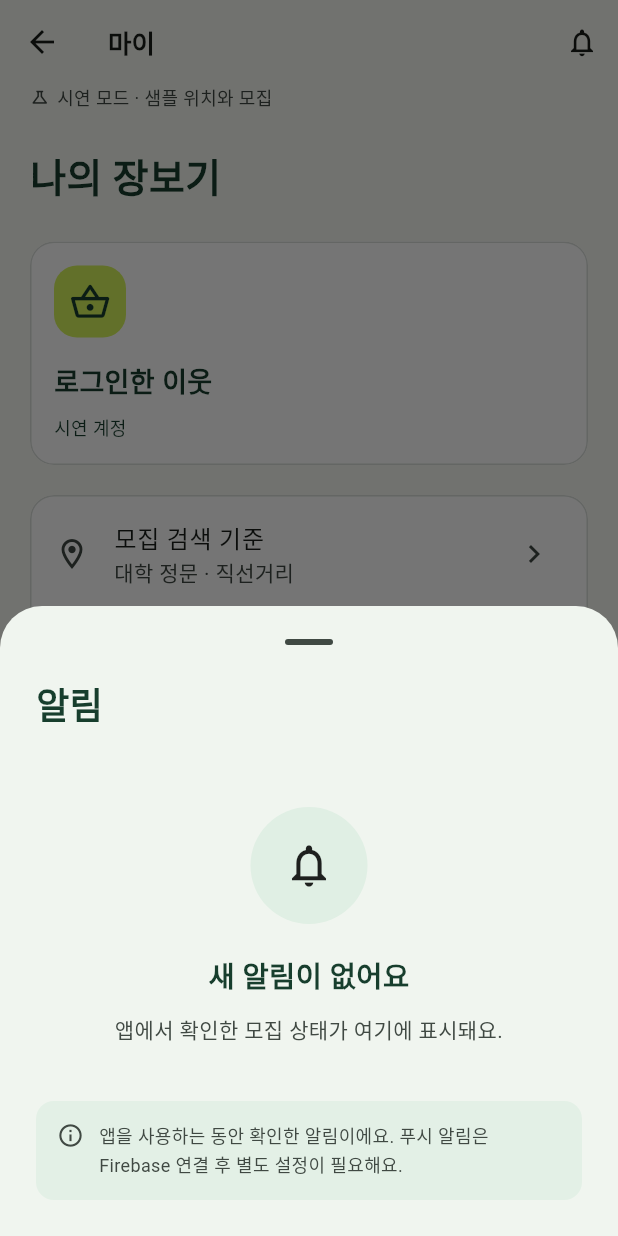
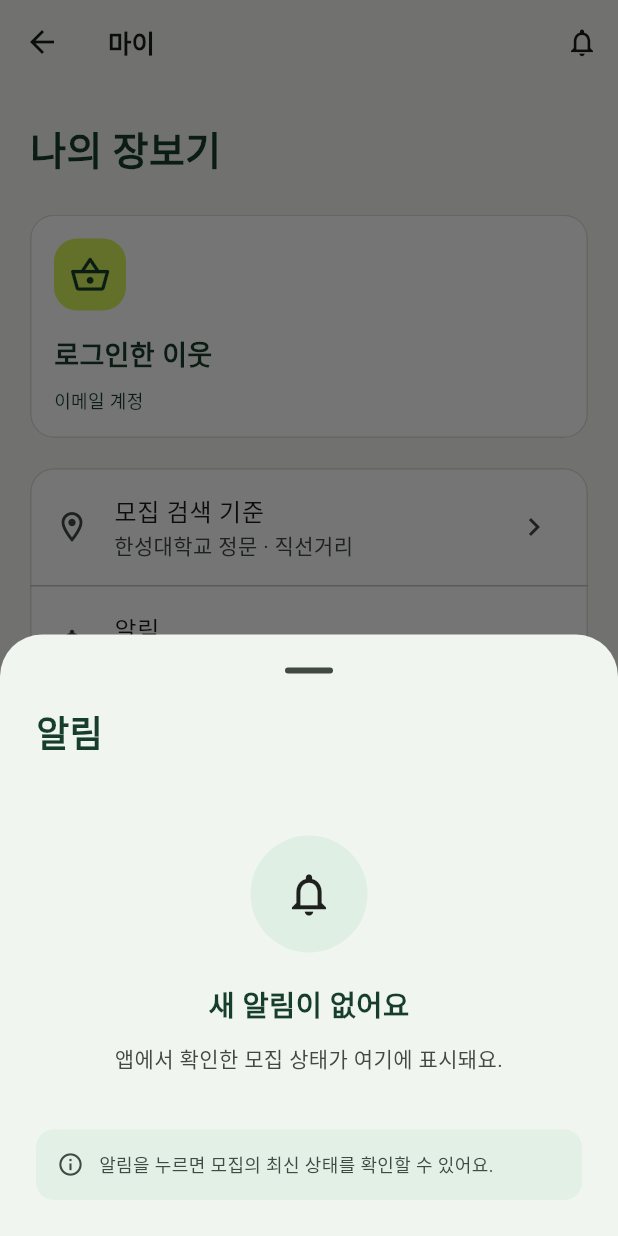
Before and after one commit to sasiljangnan2/Android_Project, a Flutter app: the HomeScreen screen opened directly with empty values, item 4 of the bottom bar chosen, after a tap on "알림", on a phone screen of 412 x 824 dp. Run offline on Flutter 3.47's test engine with Material 3 defaults, Android fonts, the phone set to English and light mode, and no system bars; our stand-ins replace cloud_firestore, cloud_functions, firebase_auth, firebase_core, firebase_storage, flutter_map and 3 more; accounts and stored records are empty; Roboto replaces fonts that are missing (Pretendard).

Commit message:
fix(app): 한성대 지도와 촬영용 화면 문구 정리

```diff
--- a/config/firebase.example.json
+++ b/config/firebase.example.json
@@ -6,7 +6,7 @@
   "FIREBASE_PROJECT_ID": "",
   "FIREBASE_STORAGE_BUCKET": "",
   "FIREBASE_AUTH_DOMAIN": "",
-  "GATE_NAME": "대학 정문",
+  "GATE_NAME": "한성대학교 정문",
   "GATE_LAT": "",
   "GATE_LNG": ""
 }
--- a/lib/core/config.dart
+++ b/lib/core/config.dart
@@ -1,13 +1,15 @@
 import 'package:latlong2/latlong.dart';
 
 abstract final class AppConfig {
-  static const demoGate = LatLng(37.5665, 126.9780);
+  // Hansung University's official campus map: 정문(안내실), building ID 4.
+  // https://www.hansung.ac.kr/campusMap/hansung/view.do
+  static const demoGate = LatLng(37.58323278825486, 127.01038751364028);
   static const live = bool.fromEnvironment('USE_FIREBASE');
   static const gateLat = String.fromEnvironment('GATE_LAT');
   static const gateLng = String.fromEnvironment('GATE_LNG');
   static const gateName = String.fromEnvironment(
     'GATE_NAME',
-    defaultValue: '대학 정문',
+    defaultValue: '한성대학교 정문',
   );
   static LatLng get gate {
     if (!live) return demoGate;
--- a/lib/features/auth/presentation/auth_screen.dart
+++ b/lib/features/auth/presentation/auth_screen.dart
@@ -210,18 +210,12 @@ class _AuthScreenState extends State<AuthScreen> {
                         _register ? '이미 계정이 있나요? 로그인' : '처음 오셨나요? 회원가입',
                       ),
                     ),
-                    if (widget.repository.isDemo) ...[
-                      const SizedBox(height: 22),
-                      const Notice(
-                        '시연 모드 · 가입한 계정과 데이터는 앱을 종료하면 사라져요. 실제 Firebase 계정은 생성되지 않아요.',
+                    if (widget.repository.isDemo && !_register)
+                      TextButton(
+                        key: const Key('demo-login'),
+                        onPressed: _busy ? null : () => _submit(demo: true),
+                        child: const Text('바로 시작하기'),
                       ),
-                      if (!_register)
-                        TextButton(
-                          key: const Key('demo-login'),
-                          onPressed: _busy ? null : () => _submit(demo: true),
-                          child: const Text('시연 계정으로 둘러보기'),
-                        ),
-                    ],
                   ],
                 ),
               ),
--- a/lib/features/recruitment/data/demo_data.dart
+++ b/lib/features/recruitment/data/demo_data.dart
@@ -48,7 +48,7 @@ Map<String, Map<String, dynamic>> demoRecruitments(DateTime now) {
       members: ['demo-owner', 'demo-neighbor'],
       northMeters: 445,
       hours: 8,
-      place: '시연 정문 앞',
+      place: '정문 앞',
     ),
     item(
       id: 'demo-1',
@@ -60,7 +60,7 @@ Map<String, Map<String, dynamic>> demoRecruitments(DateTime now) {
       members: ['demo-owner'],
       northMeters: 712,
       hours: 20,
-      place: '시연 학생회관 앞',
+      place: '학생회관 앞',
       strawberries: true,
     ),
     item(
@@ -74,7 +74,7 @@ Map<String, Map<String, dynamic>> demoRecruitments(DateTime now) {
       members: [demoUserId, 'demo-neighbor-2', 'demo-neighbor-3'],
       northMeters: 760,
       hours: 12,
-      place: '시연 도서관 앞 벤치',
+      place: '도서관 앞 벤치',
     ),
     item(
       id: 'demo-joined-open',
@@ -87,7 +87,7 @@ Map<String, Map<String, dynamic>> demoRecruitments(DateTime now) {
       members: ['demo-owner-2', demoUserId],
       northMeters: 850,
       hours: 16,
-      place: '시연 기숙사 입구',
+      place: '기숙사 입구',
       strawberries: true,
     ),
     item(
@@ -101,7 +101,7 @@ Map<String, Map<String, dynamic>> demoRecruitments(DateTime now) {
       members: ['demo-owner-3', demoUserId, 'demo-neighbor-4'],
       northMeters: 1200,
       hours: 24,
-      place: '시연 정문 오른쪽 벤치',
+      place: '정문 오른쪽 벤치',
       status: 'matched',
     ),
     item(
@@ -115,7 +115,7 @@ Map<String, Map<String, dynamic>> demoRecruitments(DateTime now) {
       members: [demoUserId, 'demo-neighbor-5', 'demo-neighbor-6'],
       northMeters: 1500,
       hours: 30,
-      place: '시연 중앙광장',
+      place: '중앙광장',
       status: 'matched',
     ),
     item(
@@ -129,7 +129,7 @@ Map<String, Map<String, dynamic>> demoRecruitments(DateTime now) {
       members: ['demo-owner-4', demoUserId],
       northMeters: 1750,
       hours: -2,
-      place: '시연 후문 편의점 앞',
+      place: '후문 편의점 앞',
       status: 'cancelled',
       strawberries: true,
     ),
@@ -144,7 +144,7 @@ Map<String, Map<String, dynamic>> demoRecruitments(DateTime now) {
       members: [demoUserId, 'demo-neighbor-7'],
       northMeters: 1900,
       hours: -6,
-      place: '시연 체육관 입구',
+      place: '체육관 입구',
       status: 'cancelled',
       strawberries: true,
     ),
--- a/lib/features/recruitment/data/demo_repository.dart
+++ b/lib/features/recruitment/data/demo_repository.dart
@@ -19,7 +19,7 @@ class DemoRepository implements RecruitmentRepository {
     _items.addAll(demoRecruitments(now));
     _messages.addAll(demoMessages(now));
   }
-  static const demoEmail = 'demo@hungry.local', demoPassword = 'Demo1234!';
+  static const demoEmail = 'student@example.com', demoPassword = 'Demo1234!';
   final _events = StreamController<String?>.broadcast();
   final Map<String, ({String uid, String salt, String hash})> _accounts = {};
   final Map<String, Map<String, dynamic>> _items = {};
--- a/lib/features/recruitment/presentation/home_screen.dart
+++ b/lib/features/recruitment/presentation/home_screen.dart
@@ -215,9 +215,7 @@ class _HomeScreenState extends State<HomeScreen> {
               trailing: const Icon(Icons.chevron_right),
               onTap: () => Navigator.pop(context, n.id),
             ),
-          const Notice(
-            '앱을 사용하는 동안 확인한 알림이에요. 푸시 알림은 Firebase 연결 후 별도 설정이 필요해요.',
-          ),
+          const Notice('알림을 누르면 모집의 최신 상태를 확인할 수 있어요.'),
         ],
       ),
     );
@@ -245,11 +243,7 @@ class _HomeScreenState extends State<HomeScreen> {
       context: context,
       builder: (c) => AlertDialog(
         title: const Text('앱을 종료할까요?'),
-        content: Text(
-          widget.repository.isDemo
-              ? '시연 계정과 데이터는 앱을 종료하면 사라져요.'
-              : '다음에 또 함께 나눠요.',
-        ),
+        content: const Text('다음에 또 함께 나눠요.'),
         actions: [
           TextButton(
             onPressed: () => Navigator.pop(c, false),
@@ -672,10 +666,7 @@ class _HomeScreenState extends State<HomeScreen> {
               style: const TextStyle(fontSize: 18, fontWeight: FontWeight.w700),
             ),
             const SizedBox(height: 8),
-            Text(
-              widget.repository.isDemo ? '시연 계정' : '이메일 계정',
-              style: const TextStyle(fontSize: 12),
-            ),
+            const Text('이메일 계정', style: TextStyle(fontSize: 12)),
           ],
         ),
       ),
@@ -699,7 +690,7 @@ class _HomeScreenState extends State<HomeScreen> {
               minVerticalPadding: 16,
               leading: const Icon(Icons.notifications_none),
               title: const Text('알림'),
-              subtitle: const Text('앱 내 상태 알림 · 푸시 연결 준비 중'),
+              subtitle: const Text('모집 상태 알림'),
               trailing: const Icon(Icons.chevron_right),
               onTap: _notifications,
             ),
@@ -710,10 +701,6 @@ class _HomeScreenState extends State<HomeScreen> {
       const Notice(
         '이 앱은 함께 구매할 사람을 연결해요. 매칭 완료는 구매·결제 완료가 아니며, 금액을 자동 정산하지 않아요.',
       ),
-      if (widget.repository.isDemo) ...[
-        const SizedBox(height: 12),
-        const Notice('시연 모드 · 계정과 데이터는 앱 실행 중에만 유지돼요. 정문과 모집 위치는 샘플이에요.'),
-      ],
       const SizedBox(height: 24),
       OutlinedButton.icon(
         onPressed: _signingOut
@@ -773,41 +760,12 @@ class _HomeScreenState extends State<HomeScreen> {
       body: Center(
         child: ConstrainedBox(
           constraints: const BoxConstraints(maxWidth: 640),
-          child: Column(
-            children: [
-              if (widget.repository.isDemo)
-                Padding(
-                  padding: const EdgeInsets.symmetric(horizontal: 20),
-                  child: Row(
-                    children: [
-                      Icon(
-                        Icons.science_outlined,
-                        size: 13,
-                        color: Theme.of(context).colorScheme.onSurfaceVariant,
-                      ),
-                      const SizedBox(width: 5),
-                      Expanded(
-                        child: Text(
-                          '시연 모드 · 샘플 위치와 모집',
-                          style: TextStyle(
-                            fontSize: 12,
-                            color: Theme.of(context)
-                                .colorScheme
-                                .onSurfaceVariant,
-                          ),
-                        ),
-                      ),
-                    ],
-                  ),
-                ),
-              const SizedBox(height: 4),
-              Expanded(
-                child: IndexedStack(
-                  index: _tab,
-                  children: [_nearby(), _mine(), _chats(), _profile()],
-                ),
-              ),
-            ],
+          child: Padding(
+            padding: const EdgeInsets.only(top: 4),
+            child: IndexedStack(
+              index: _tab,
+              children: [_nearby(), _mine(), _chats(), _profile()],
+            ),
           ),
         ),
       ),
--- a/lib/features/recruitment/presentation/location_screen.dart
+++ b/lib/features/recruitment/presentation/location_screen.dart
@@ -40,11 +40,11 @@ class _LocationScreenState extends State<LocationScreen> {
       body: Column(
         crossAxisAlignment: CrossAxisAlignment.stretch,
         children: [
-          const Padding(
-            padding: EdgeInsets.fromLTRB(20, 8, 20, 16),
+          Padding(
+            padding: const EdgeInsets.fromLTRB(20, 8, 20, 16),
             child: Text(
-              '지도를 눌러 만날 장소를 선택해 주세요.\n정문 반경 2km 안에서만 등록할 수 있어요.',
-              style: TextStyle(height: 1.5),
+              '${AppConfig.gateName} 기준이에요.\n지도를 눌러 정문 반경 2km 안의 수령 장소를 선택해 주세요.',
+              style: const TextStyle(height: 1.5),
             ),
           ),
           Expanded(
```
Also changed, not shown: 7 other files.
